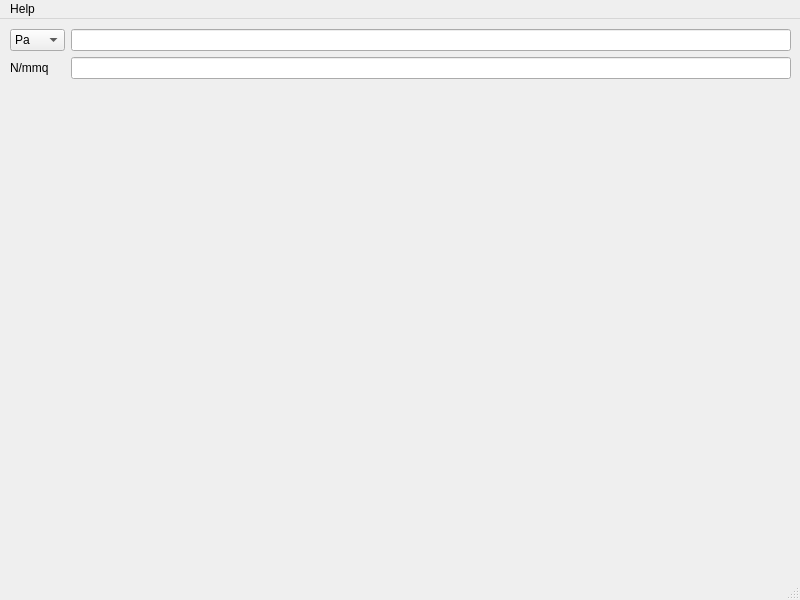
Above: pressure-qt_window/MainWindow.ui from i5ar/iconverters before the change. Below: the same form after it.
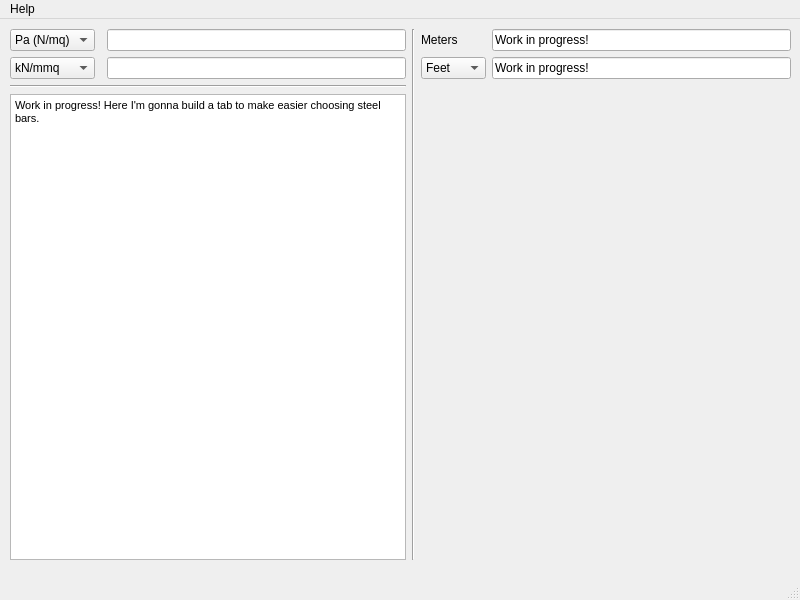
That is the form after the change.

Patch:
```diff
--- a/pressure-qt_window/MainWindow.ui
+++ b/pressure-qt_window/MainWindow.ui
@@ -24,24 +24,14 @@
      </rect>
     </property>
     <layout class="QGridLayout" name="gridLayout">
-     <item row="2" column="0">
-      <spacer name="verticalSpacer">
-       <property name="orientation">
-        <enum>Qt::Vertical</enum>
-       </property>
-       <property name="sizeHint" stdset="0">
-        <size>
-         <width>20</width>
-         <height>40</height>
-        </size>
-       </property>
-      </spacer>
+     <item row="1" column="2">
+      <widget class="QLineEdit" name="lineEdit_2"/>
      </item>
      <item row="0" column="0">
       <widget class="QComboBox" name="comboBox">
        <item>
         <property name="text">
-         <string>Pa</string>
+         <string>Pa (N/mq)</string>
         </property>
        </item>
        <item>
@@ -51,18 +41,82 @@
        </item>
       </widget>
      </item>
-     <item row="0" column="1">
+     <item row="0" column="2">
       <widget class="QLineEdit" name="lineEdit"/>
      </item>
      <item row="1" column="0">
+      <widget class="QComboBox" name="comboBox_2">
+       <item>
+        <property name="text">
+         <string>kN/mmq</string>
+        </property>
+       </item>
+       <item>
+        <property name="text">
+         <string>N/mmq</string>
+        </property>
+       </item>
+      </widget>
+     </item>
+     <item row="0" column="3" rowspan="6">
+      <widget class="Line" name="line">
+       <property name="orientation">
+        <enum>Qt::Vertical</enum>
+       </property>
+      </widget>
+     </item>
+     <item row="2" column="0" colspan="3">
+      <widget class="Line" name="line_2">
+       <property name="orientation">
+        <enum>Qt::Horizontal</enum>
+       </property>
+      </widget>
+     </item>
+     <item row="0" column="4">
       <widget class="QLabel" name="label">
        <property name="text">
-        <string>N/mmq</string>
+        <string>Meters</string>
        </property>
       </widget>
      </item>
-     <item row="1" column="1">
-      <widget class="QLineEdit" name="lineEdit_2"/>
+     <item row="0" column="5">
+      <widget class="QLineEdit" name="lineEdit_3">
+       <property name="text">
+        <string>Work in progress!</string>
+       </property>
+      </widget>
+     </item>
+     <item row="1" column="4">
+      <widget class="QComboBox" name="comboBox_3">
+       <item>
+        <property name="text">
+         <string>Feet</string>
+        </property>
+       </item>
+       <item>
+        <property name="text">
+         <string>Inches</string>
+        </property>
+       </item>
+      </widget>
+     </item>
+     <item row="1" column="5">
+      <widget class="QLineEdit" name="lineEdit_4">
+       <property name="text">
+        <string>Work in progress!</string>
+       </property>
+      </widget>
+     </item>
+     <item row="3" column="0" rowspan="3" colspan="3">
+      <widget class="QTextBrowser" name="textBrowser_2">
+       <property name="html">
+        <string>&lt;!DOCTYPE HTML PUBLIC &quot;-//W3C//DTD HTML 4.0//EN&quot; &quot;http://www.w3.org/TR/REC-html40/strict.dtd&quot;&gt;
+&lt;html&gt;&lt;head&gt;&lt;meta name=&quot;qrichtext&quot; content=&quot;1&quot; /&gt;&lt;style type=&quot;text/css&quot;&gt;
+p, li { white-space: pre-wrap; }
+&lt;/style&gt;&lt;/head&gt;&lt;body style=&quot; font-family:'MS Shell Dlg 2'; font-size:8.25pt; font-weight:400; font-style:normal;&quot;&gt;
+&lt;p style=&quot; margin-top:0px; margin-bottom:0px; margin-left:0px; margin-right:0px; -qt-block-indent:0; text-indent:0px;&quot;&gt;Work in progress! Here I'm gonna build a tab to make easier choosing steel bars.&lt;/p&gt;&lt;/body&gt;&lt;/html&gt;</string>
+       </property>
+      </widget>
      </item>
     </layout>
    </widget>
```
Left out of the diff: 2 changed lines with no effect on the pictures.
